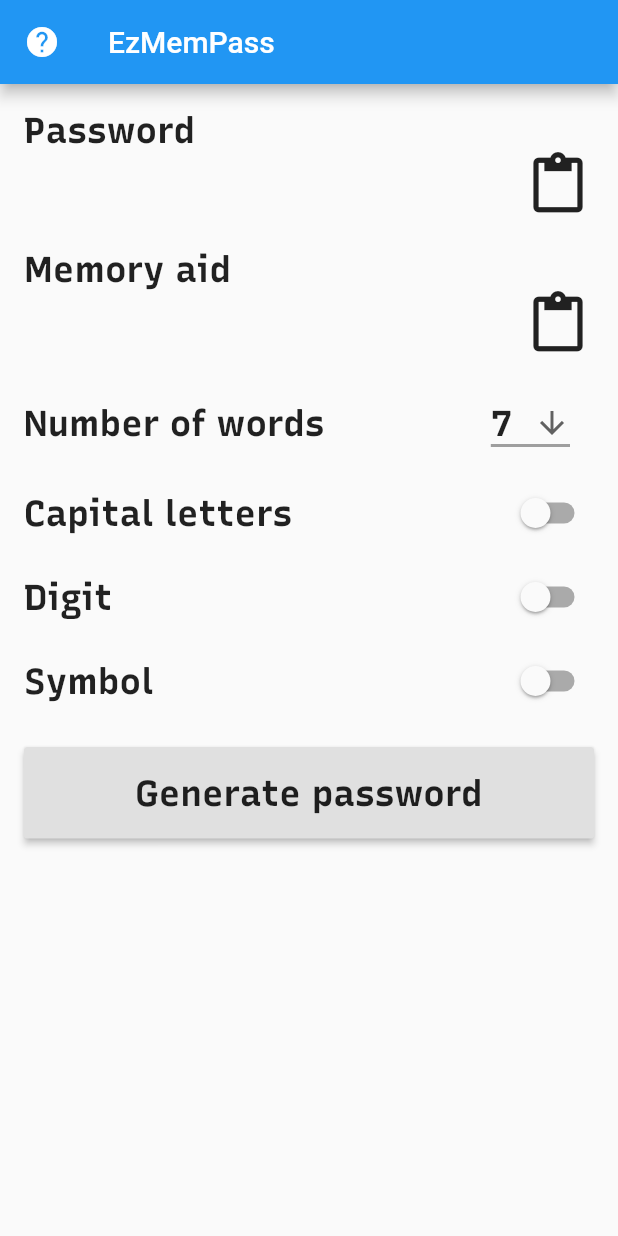
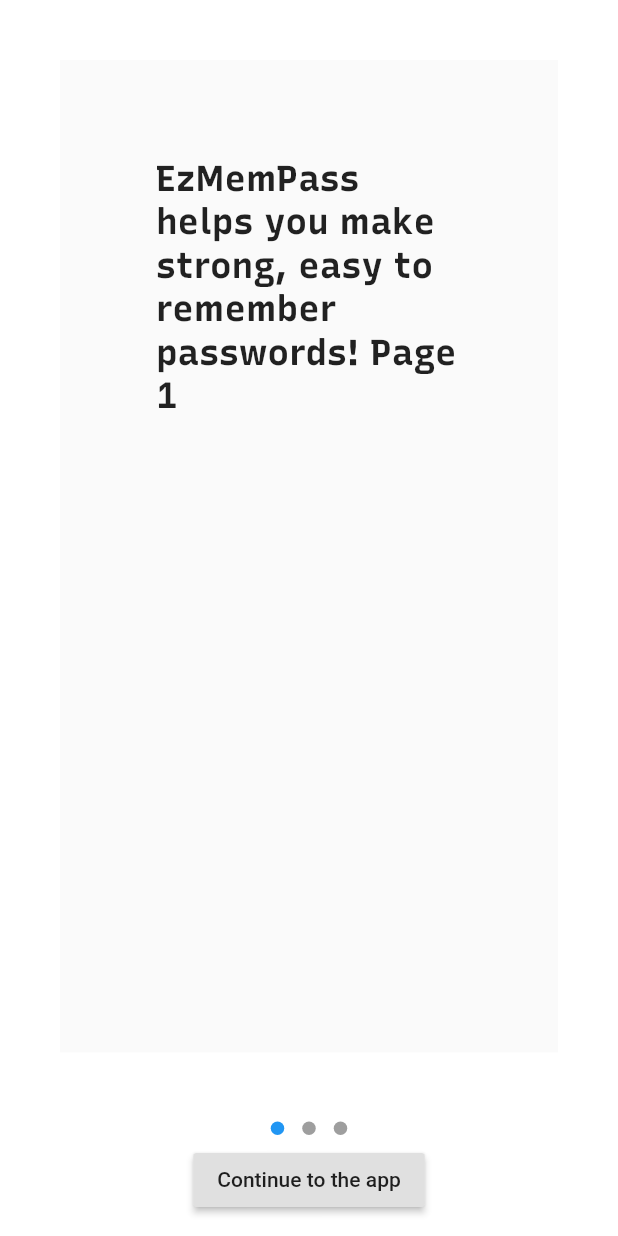
Before and after one commit to asimihsan/ezmempass, a Flutter app: the screen it shows after launch, on a phone screen of 412 x 824 dp. Run offline on Flutter 3.47's test engine with Material 2 defaults, Android fonts, the light colour scheme and no system bars; drawn by our look-alikes of carousel_slider, dots_indicator; our stand-ins replace flutter_markdown, share, shared_preferences; project files that could hold a hidden picture were left out.

Commit message:
flutter - initial intro
Start work on the initial intro help screens.

```diff
--- /dev/null
+++ b/flutter_app/lib/initial_intro.dart
@@ -0,0 +1,93 @@
+import 'package:carousel_slider/carousel_slider.dart';
+import 'package:dots_indicator/dots_indicator.dart';
+import 'package:flutter/cupertino.dart';
+import 'package:flutter/material.dart';
+import 'package:flutter_app/main.dart';
+
+class InitialIntro extends StatefulWidget {
+  @override
+  _InitialIntroState createState() => _InitialIntroState();
+}
+
+class _InitialIntroState extends State<InitialIntro> {
+  int _current = 0;
+
+  @override
+  Widget build(BuildContext context) {
+    final Widget slider = Builder(builder: (BuildContext context) {
+      return CarouselSlider(
+        height: MediaQuery.of(context).size.height * 0.9,
+        viewportFraction: 1.0,
+        initialPage: 0,
+        autoPlay: false,
+        scrollDirection: Axis.horizontal,
+        enableInfiniteScroll: false,
+        onPageChanged: (index) {
+          setState(() {
+            _current = index;
+          });
+        },
+        items: <Widget>[
+          Container(
+              padding: const EdgeInsets.all(64),
+              width: MediaQuery.of(context).size.width,
+              margin: EdgeInsets.all(40.0),
+              decoration: BoxDecoration(color: Theme.of(context).canvasColor),
+              child: Text(
+                'EzMemPass helps you make strong, easy to remember passwords! Page 1',
+                style: Theme.of(context)
+                    .textTheme
+                    .headline
+                    .copyWith(fontFamily: 'RecursiveSansLinear'),
+              )),
+          Container(
+              padding: const EdgeInsets.all(64),
+              width: MediaQuery.of(context).size.width,
+              margin: EdgeInsets.all(40.0),
+              decoration: BoxDecoration(color: Theme.of(context).canvasColor),
+              child: Text(
+                'EzMemPass helps you make strong, easy to remember passwords! Page 2',
+                style: Theme.of(context)
+                    .textTheme
+                    .headline
+                    .copyWith(fontFamily: 'RecursiveSansLinear'),
+              )),
+          Container(
+              padding: const EdgeInsets.all(64),
+              width: MediaQuery.of(context).size.width,
+              margin: EdgeInsets.all(40.0),
+              decoration: BoxDecoration(color: Theme.of(context).canvasColor),
+              child: Text(
+                'EzMemPass helps you make strong, easy to remember passwords! Page 3',
+                style: Theme.of(context)
+                    .textTheme
+                    .headline
+                    .copyWith(fontFamily: 'RecursiveSansLinear'),
+              )),
+        ],
+      );
+    });
+    final Widget dots_indicator = new DotsIndicator(dotsCount: 3, position: _current.toDouble());
+    final Widget sliderContainer = Builder(builder: (BuildContext context) {
+      return Column(children: <Widget>[
+        slider,
+        dots_indicator,
+        RaisedButton(
+            onPressed: () {
+              Navigator.push(context, MaterialPageRoute(builder: (context) => MyApp()));
+            },
+            child: Text('Continue to the app'))
+      ]);
+    });
+    return MaterialApp(
+        theme: ThemeData(
+          brightness: Brightness.light,
+          primarySwatch: Colors.blue,
+        ),
+        darkTheme: ThemeData(
+          brightness: Brightness.dark,
+          primarySwatch: Colors.blue,
+        ),
+        home: sliderContainer);
+  }
+}
--- a/flutter_app/lib/main.dart
+++ b/flutter_app/lib/main.dart
@@ -5,13 +5,15 @@
 import 'package:flutter/material.dart';
 import 'package:flutter/services.dart';
 import 'package:flutter_app/help_screen.dart';
+import 'package:flutter_app/initial_intro.dart';
 import 'package:flutter_app/multiplatform_switch_list_tile.dart';
 import 'package:flutter_app/gen/protos/preferences.pb.dart';
 import 'package:share/share.dart';
 import 'package:shared_preferences/shared_preferences.dart';
 
 void main() {
-  runApp(MyApp());
+  runApp(InitialIntro());
+  //runApp(MyApp());
 }
 
 class MyApp extends StatelessWidget {
--- a/flutter_app/pubspec.yaml
+++ b/flutter_app/pubspec.yaml
@@ -23,6 +23,8 @@
   protobuf: ^1.0.1
   share: ^0.6.3+5
   flutter_markdown: ^0.3.2
+  carousel_slider: ^1.3.0
+  dots_indicator: ^1.0.0
 
   # The following adds the Cupertino Icons font to your application.
   # Use with the CupertinoIcons class for iOS style icons.
```
Also changed, not shown: flutter_app/pubspec.lock, 1 other file.
